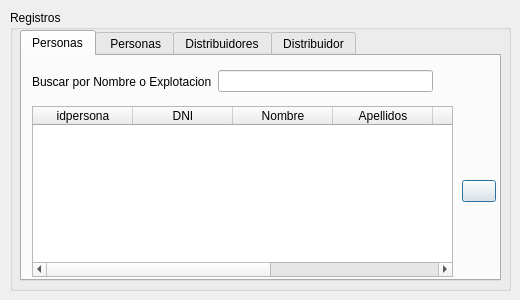
Old version of the form ui/dialogs/personas_dialog.ui in the repository franciscocontreras93/agrae.
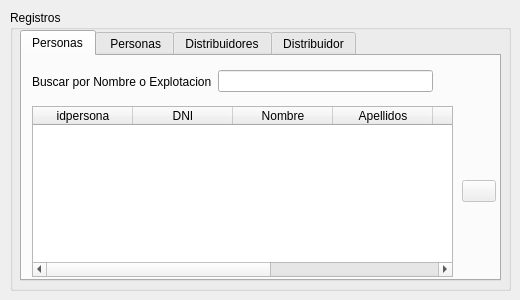
New version of the form. The open tabs and pages were chosen to show the change.

The edit to the form file:
```diff
--- a/ui/dialogs/personas_dialog.ui
+++ b/ui/dialogs/personas_dialog.ui
@@ -71,6 +71,9 @@
       <layout class="QVBoxLayout" name="verticalLayout">
        <item>
         <widget class="QPushButton" name="pushButton">
+         <property name="enabled">
+          <bool>false</bool>
+         </property>
          <property name="text">
           <string/>
          </property>
```
Left out of the diff: 5 changed lines with no effect on the pictures.
